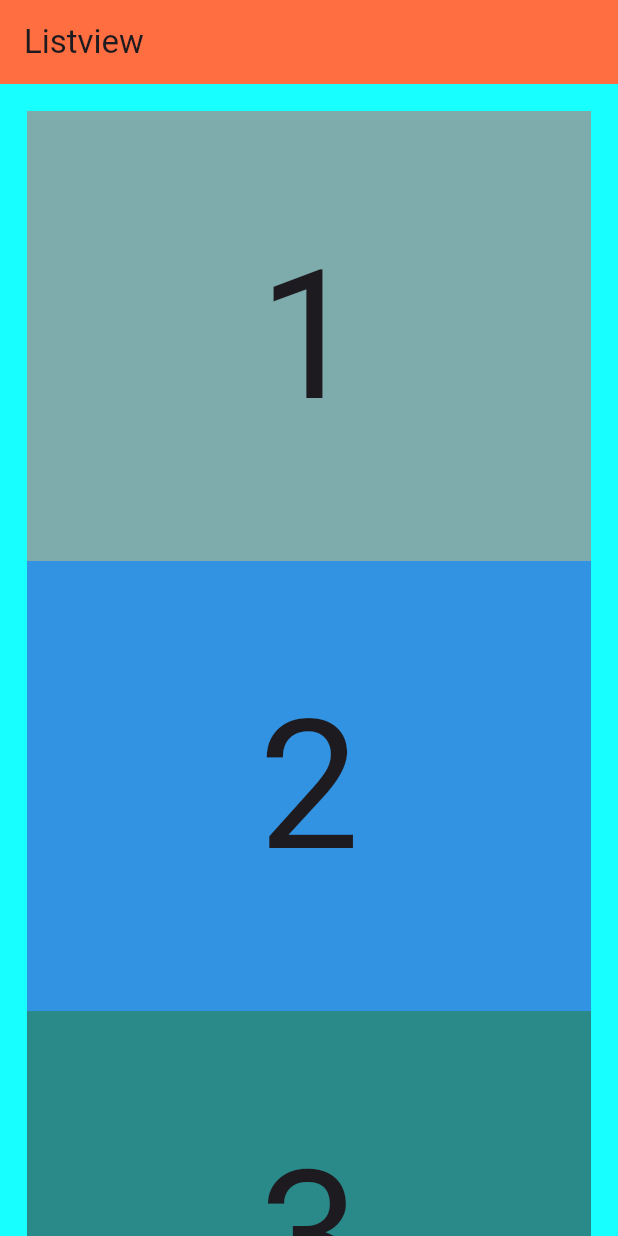
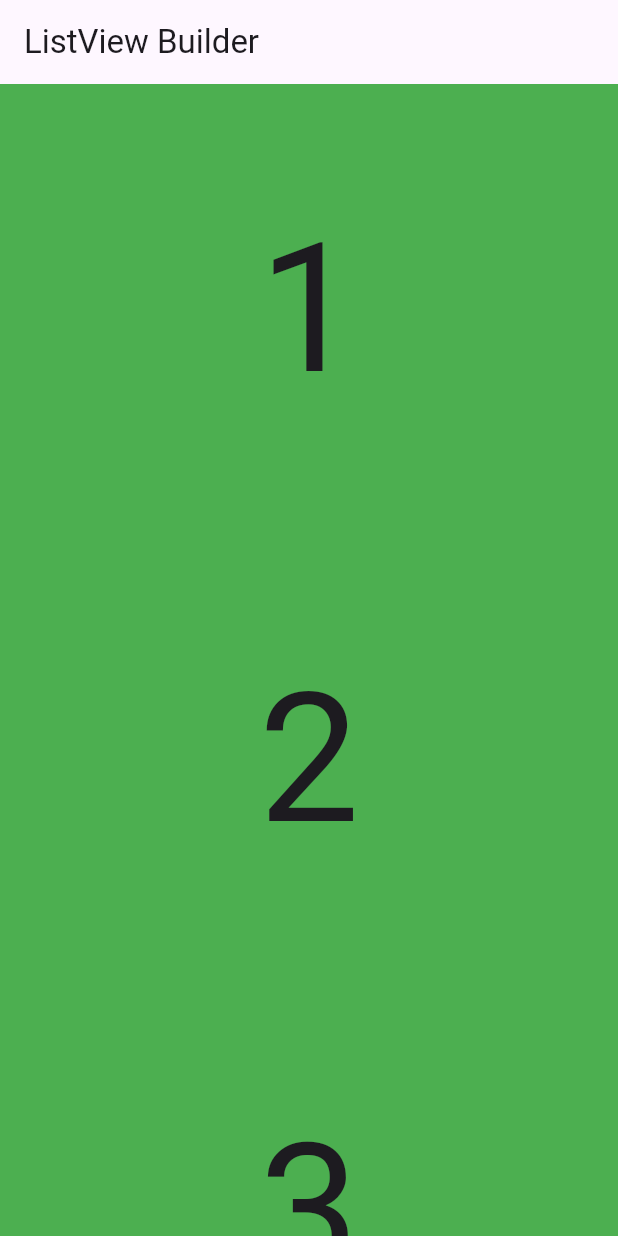
Before and after one commit to raja226-kanini/PracticeFluttet, a Flutter app: the screen it shows after launch, on a phone screen of 412 x 824 dp. Run offline on Flutter 3.47's test engine with Material 3 defaults, Android fonts, the phone set to English and light mode, and no system bars; our stand-ins replace cached_network_image, google_fonts, mvc_pattern, video_player; missing offline and left inert: dart:ffi, imageview360.

Commit message:
listview builder

```diff
--- a/lib/main.dart
+++ b/lib/main.dart
@@ -3,6 +3,7 @@ import 'package:paractice_flutter/views/animationImage_screen.dart';
 import 'package:paractice_flutter/views/api_implement_screen.dart';
 import 'package:paractice_flutter/views/app_life_cycle.dart';
 import 'package:paractice_flutter/views/getstart_screen.dart';
+import 'package:paractice_flutter/views/listview_builder_screen.dart';
 import 'package:paractice_flutter/views/listview_screen.dart';
 import 'package:paractice_flutter/views/login_screen.dart';
 import 'package:paractice_flutter/views/registration_screen.dart';
@@ -18,7 +19,7 @@ class MainApp extends StatelessWidget {
   @override
   Widget build(BuildContext context) {
     return const MaterialApp(
-     home: ListViewScreen(),
+     home: ListviewBuilderScreen(),
      debugShowCheckedModeBanner: false,
     );
   }
--- /dev/null
+++ b/lib/views/listview_builder_screen.dart
@@ -0,0 +1,30 @@
+import 'package:flutter/material.dart';
+
+class ListviewBuilderScreen extends StatefulWidget {
+  const ListviewBuilderScreen({super.key});
+
+  @override
+  State<ListviewBuilderScreen> createState() => _ListviewBuilderScreenState();
+}
+
+class _ListviewBuilderScreenState extends State<ListviewBuilderScreen> {
+  @override
+  Widget build(BuildContext context) {
+    return  Scaffold(
+      appBar: AppBar(title: Text("ListView Builder"),),
+    body: ListView.builder(itemCount: 100,itemBuilder:(context, index) {
+      return myContainer(index: index +1,containerheight: 300);
+    },),
+
+    );
+  }
+
+     Widget myContainer({required int index, required double containerheight, Color color = Colors.green } ){
+    return Container(
+        color: color,
+        height: containerheight,
+        width: double.infinity,
+        child:   Center(child: Text("$index", style: TextStyle(fontSize: 120),)),
+      );
+  }
+}
```
